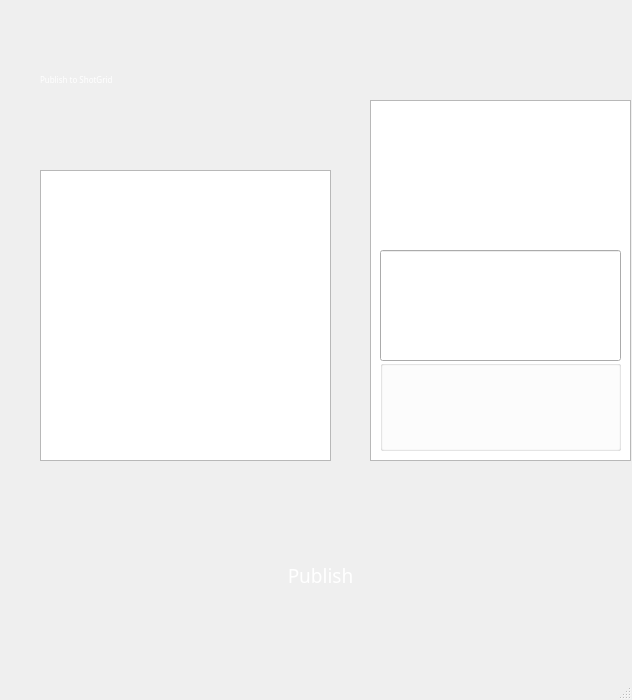
Before: the Qt Designer form publishUI/newpub.ui in AhriKwon/Viper_Pipeline, drawn with Qt 5.
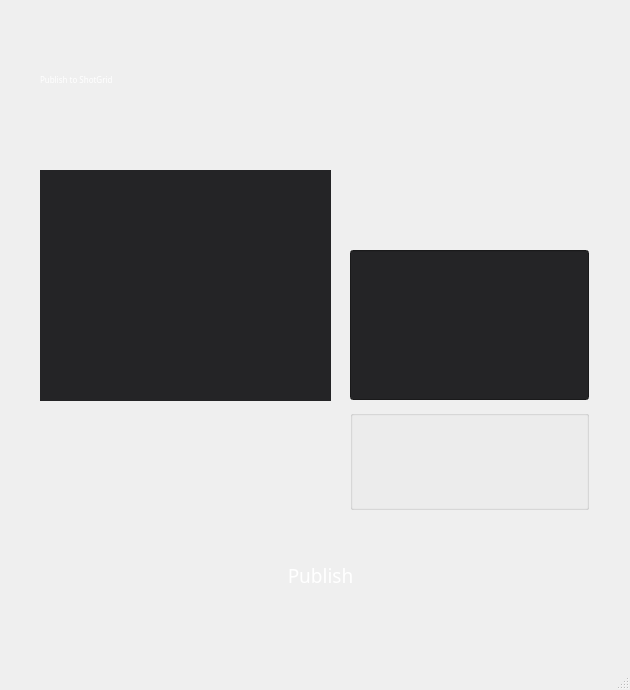
After: the same form once the commit is applied. Icons and pictures are not drawn.

```diff
--- a/publishUI/newpub.ui
+++ b/publishUI/newpub.ui
@@ -6,20 +6,20 @@
    <rect>
     <x>0</x>
     <y>0</y>
-    <width>632</width>
-    <height>700</height>
+    <width>630</width>
+    <height>690</height>
    </rect>
   </property>
   <property name="minimumSize">
    <size>
-    <width>632</width>
-    <height>700</height>
+    <width>630</width>
+    <height>690</height>
    </size>
   </property>
   <property name="maximumSize">
    <size>
-    <width>632</width>
-    <height>700</height>
+    <width>630</width>
+    <height>690</height>
    </size>
   </property>
   <property name="windowTitle">
@@ -29,9 +29,9 @@
    <widget class="QLabel" name="label_pubback">
     <property name="geometry">
      <rect>
-      <x>0</x>
+      <x>-10</x>
       <y>0</y>
-      <width>641</width>
+      <width>651</width>
       <height>641</height>
      </rect>
     </property>
@@ -48,26 +48,6 @@
      <string/>
     </property>
    </widget>
-   <widget class="QTableWidget" name="tableWidget">
-    <property name="geometry">
-     <rect>
-      <x>370</x>
-      <y>100</y>
-      <width>261</width>
-      <height>361</height>
-     </rect>
-    </property>
-   </widget>
-   <widget class="QTableWidget" name="tableWidget_filelist">
-    <property name="geometry">
-     <rect>
-      <x>40</x>
-      <y>170</y>
-      <width>291</width>
-      <height>291</height>
-     </rect>
-    </property>
-   </widget>
    <widget class="QPushButton" name="pushButton_publish">
     <property name="geometry">
      <rect>
@@ -103,42 +83,6 @@
      <string>Publish</string>
     </property>
    </widget>
-   <widget class="QGroupBox" name="groupBox_checkbox">
-    <property name="geometry">
-     <rect>
-      <x>380</x>
-      <y>360</y>
-      <width>241</width>
-      <height>91</height>
-     </rect>
-    </property>
-    <property name="title">
-     <string/>
-    </property>
-   </widget>
-   <widget class="QLineEdit" name="lineEdit_memo">
-    <property name="geometry">
-     <rect>
-      <x>380</x>
-      <y>250</y>
-      <width>241</width>
-      <height>111</height>
-     </rect>
-    </property>
-   </widget>
-   <widget class="QLabel" name="label_thumbnail">
-    <property name="geometry">
-     <rect>
-      <x>380</x>
-      <y>120</y>
-      <width>241</width>
-      <height>121</height>
-     </rect>
-    </property>
-    <property name="text">
-     <string/>
-    </property>
-   </widget>
    <widget class="QLabel" name="label">
     <property name="geometry">
      <rect>
@@ -170,6 +114,85 @@
      <string>Publish to ShotGrid</string>
     </property>
    </widget>
+   <widget class="QLabel" name="label_thumbnail">
+    <property name="geometry">
+     <rect>
+      <x>350</x>
+      <y>90</y>
+      <width>239</width>
+      <height>150</height>
+     </rect>
+    </property>
+    <property name="minimumSize">
+     <size>
+      <width>0</width>
+      <height>150</height>
+     </size>
+    </property>
+    <property name="mouseTracking">
+     <bool>true</bool>
+    </property>
+    <property name="text">
+     <string/>
+    </property>
+   </widget>
+   <widget class="QLineEdit" name="lineEdit_memo">
+    <property name="geometry">
+     <rect>
+      <x>350</x>
+      <y>250</y>
+      <width>239</width>
+      <height>150</height>
+     </rect>
+    </property>
+    <property name="minimumSize">
+     <size>
+      <width>0</width>
+      <height>150</height>
+     </size>
+    </property>
+    <property name="styleSheet">
+     <string notr="true">background: #242426;</string>
+    </property>
+   </widget>
+   <widget class="QGroupBox" name="groupBox_checkbox">
+    <property name="geometry">
+     <rect>
+      <x>350</x>
+      <y>410</y>
+      <width>239</width>
+      <height>100</height>
+     </rect>
+    </property>
+    <property name="minimumSize">
+     <size>
+      <width>0</width>
+      <height>100</height>
+     </size>
+    </property>
+    <property name="title">
+     <string/>
+    </property>
+   </widget>
+   <widget class="QLabel" name="label_publish_info">
+    <property name="geometry">
+     <rect>
+      <x>40</x>
+      <y>170</y>
+      <width>291</width>
+      <height>231</height>
+     </rect>
+    </property>
+    <property name="styleSheet">
+     <string notr="true">background: #242426;</string>
+    </property>
+    <property name="text">
+     <string/>
+    </property>
+    <property name="margin">
+     <number>20</number>
+    </property>
+   </widget>
   </widget>
   <widget class="QMenuBar" name="menubar">
    <property name="geometry">
```
Left out of the diff: 2 changed lines with no effect on the pictures.
